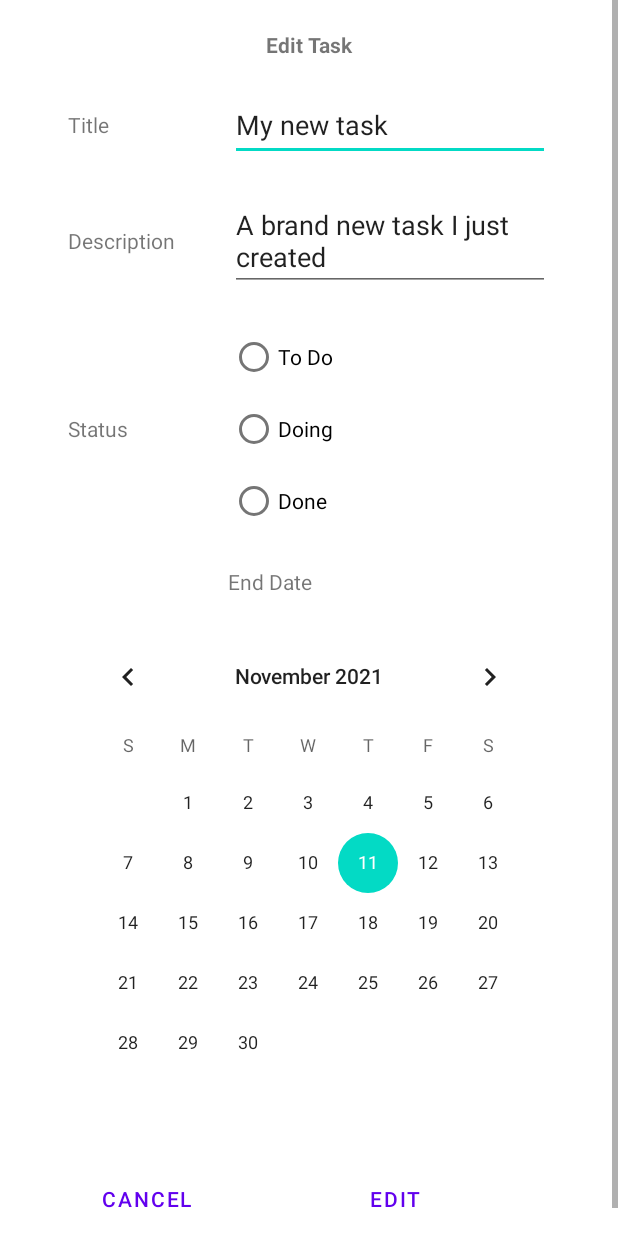
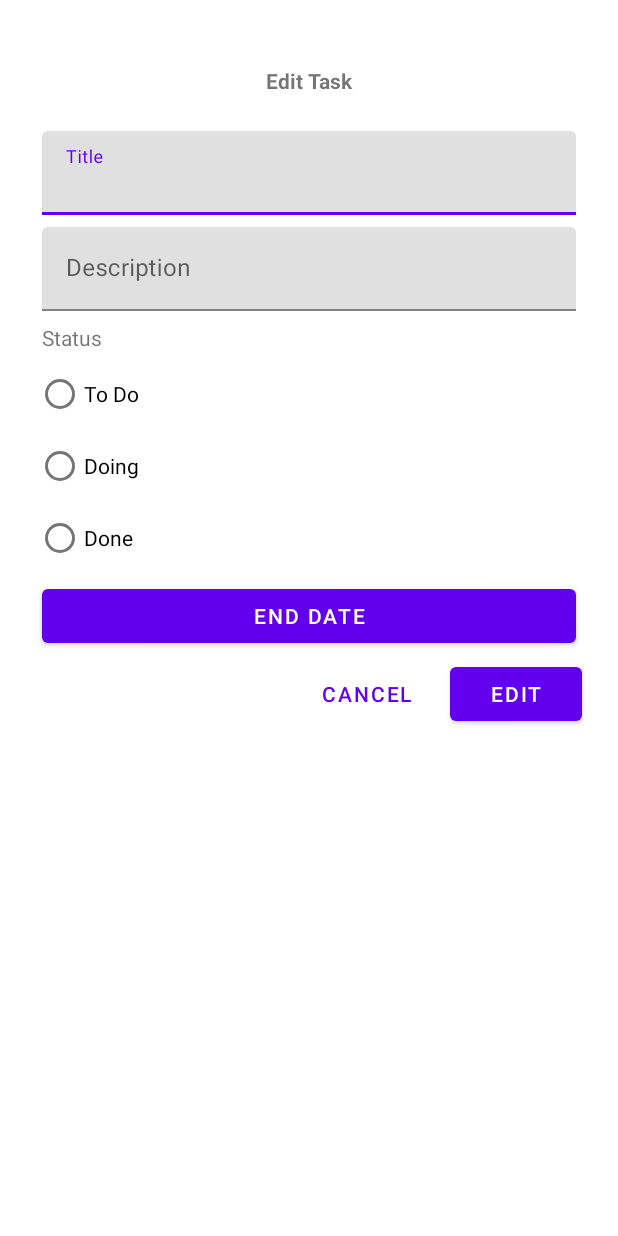
Before and after one commit to raquel-f/CM-Webinar-MD, an Android app: the layout fragment_edit_task.xml on its own in the app's theme, with its tools: preview values and no code run, on a phone screen of 412 x 824 dp. Run offline under Robolectric (Android 15) with nearby library versions, the phone set to English and light mode, and no system bars.

Commit message:
edit task material design (basics)

```diff
--- a/app/src/main/java/com/raquel/todoappdesign/fragments/CreateTask.java
+++ b/app/src/main/java/com/raquel/todoappdesign/fragments/CreateTask.java
@@ -23,8 +23,6 @@ import java.util.TimeZone;
 
 
 public class CreateTask extends Fragment {
-
-    // TODO test
 
     private TaskViewModel viewModel;
     private FragmentSwitcher fragmentSwitcher;
@@ -58,6 +56,7 @@ public class CreateTask extends Fragment {
         // Inflate the layout for this fragment
         View v = inflater.inflate(R.layout.fragment_create_task, container, false);
 
+        // date picker
         MaterialDatePicker.Builder<Long> builder = MaterialDatePicker.Builder.datePicker()
                 .setTitleText("Select Final Date")
                 .setSelection(MaterialDatePicker.todayInUtcMilliseconds());
--- a/app/src/main/java/com/raquel/todoappdesign/fragments/EditTask.java
+++ b/app/src/main/java/com/raquel/todoappdesign/fragments/EditTask.java
@@ -5,7 +5,6 @@ import android.view.LayoutInflater;
 import android.view.View;
 import android.view.ViewGroup;
 import android.widget.Button;
-import android.widget.CalendarView;
 import android.widget.RadioButton;
 import android.widget.RadioGroup;
 import android.widget.TextView;
@@ -13,6 +12,7 @@ import android.widget.TextView;
 import androidx.fragment.app.Fragment;
 import androidx.lifecycle.ViewModelProvider;
 
+import com.google.android.material.datepicker.MaterialDatePicker;
 import com.raquel.todoappdesign.FragmentSwitcher;
 import com.raquel.todoappdesign.MainActivity;
 import com.raquel.todoappdesign.R;
@@ -22,12 +22,10 @@ import com.raquel.todoappdesign.viewmodel.TaskViewModel;
 
 import java.util.Calendar;
 import java.util.Date;
-import java.util.List;
+import java.util.TimeZone;
 
 
 public class EditTask extends Fragment {
-
-    // TODO test
 
     private static final String TASK_KEY = "task_key";
     private Task task;
@@ -73,7 +71,12 @@ public class EditTask extends Fragment {
         String desc = task.getDescription();
         Status status = task.getStatus();
         Date date = task.getEndDate();
-        List<Task> modelTasks = null;
+
+        // date picker
+        MaterialDatePicker.Builder<Long> builder = MaterialDatePicker.Builder.datePicker()
+                .setTitleText("Select Final Date")
+                .setSelection(date.getTime());
+        final MaterialDatePicker datePicker = builder.build();
 
         // get the input widgets
         TextView titleView = v.findViewById(R.id.edit_title_input);
@@ -82,38 +85,39 @@ public class EditTask extends Fragment {
         RadioButton radioTODO = v.findViewById(R.id.edit_status_TODO);
         RadioButton radioDOING = v.findViewById(R.id.edit_status_DOING);
         RadioButton radioDONE = v.findViewById(R.id.edit_status_DONE);
-        CalendarView calendarView = v.findViewById(R.id.edit_date_input);
         Button cancelB = v.findViewById(R.id.edit_cancel_button);
         Button editB = v.findViewById(R.id.edit_edit_button);
+        Button dateB = v.findViewById(R.id.edit_date_label);
 
-        // set calendar change listener
-        calendarView.setOnDateChangeListener((view, year, month, day) -> {
-            Calendar c = Calendar.getInstance();
-            c.set(year, month, day);
-            long endTime = c.getTimeInMillis();
-            calendarView.setDate(endTime);
+        // end date for task
+        final Date[] selectedDate = new Date[1];
+
+        // set date button listener
+        dateB.setOnClickListener(view -> datePicker.show(getParentFragmentManager(), "DATE_PICKER"));
+
+        // set date picker listener
+        datePicker.addOnPositiveButtonClickListener(selection -> {
+            Calendar calendar = Calendar.getInstance(TimeZone.getTimeZone("UTC"));
+            calendar.setTimeInMillis((Long) selection);
+            selectedDate[0] = new Date(calendar.getTimeInMillis());
         });
 
         // apply the task information in the input widgets
         titleView.setText(title);
         descView.setText(desc);
-        switch(status){
+        switch (status) {
             case TODO:
                 radioTODO.setChecked(true);
-                modelTasks = viewModel.getTodoTasks();
                 break;
             case DOING:
                 radioDOING.setChecked(true);
-                modelTasks = viewModel.getDoingTasks();
                 break;
             case DONE:
                 radioDONE.setChecked(true);
-                modelTasks = viewModel.getDoneTasks();
                 break;
             default:
                 break;
         }
-        calendarView.setDate(date.getTime());
 
         // set the button's listeners
         cancelB.setOnClickListener(view -> {
@@ -121,7 +125,6 @@ public class EditTask extends Fragment {
             fragmentSwitcher.switchTaskList();
         });
 
-        List<Task> finalModelTasks = modelTasks;
         editB.setOnClickListener(view -> {
             // get the new task information
             String newTitle = titleView.getText().toString();
@@ -130,7 +133,7 @@ public class EditTask extends Fragment {
             int selectedRadioID = radioGroup.getCheckedRadioButtonId();
             RadioButton selectedRadio = v.findViewById(selectedRadioID);
 
-            Date newDate = new Date(calendarView.getDate());
+            Date newDate = selectedDate[0];
 
             // update task main information
             task.setTitle(newTitle);
@@ -139,21 +142,21 @@ public class EditTask extends Fragment {
 
 
             // update the task status and list
-            switch (selectedRadio.getText().toString()){
+            switch (selectedRadio.getText().toString()) {
                 case "To Do":
-                    if(status != Status.TODO) {
+                    if (status != Status.TODO) {
                         task.setStatus(Status.TODO);
                         viewModel.addTaskTodo(task);
                     }
                     break;
                 case "Doing":
-                    if(status != Status.DOING) {
+                    if (status != Status.DOING) {
                         task.setStatus(Status.DOING);
                         viewModel.addTaskDoing(task);
                     }
                     break;
                 case "Done":
-                    if(status != Status.DONE) {
+                    if (status != Status.DONE) {
                         task.setStatus(Status.DONE);
                         viewModel.addTaskDone(task);
                     }
--- a/app/src/main/res/layout/fragment_edit_task.xml
+++ b/app/src/main/res/layout/fragment_edit_task.xml
@@ -1,102 +1,81 @@
 <?xml version="1.0" encoding="utf-8"?>
 <ScrollView xmlns:android="http://schemas.android.com/apk/res/android"
+    xmlns:tools="http://schemas.android.com/tools"
     android:id="@+id/edit_task_layout"
     android:layout_width="match_parent"
     android:layout_height="match_parent"
-    android:fillViewport="true">
+    android:fillViewport="true"
+    tools:context=".fragments.EditTask">
 
-    <TableLayout xmlns:tools="http://schemas.android.com/tools"
+    <LinearLayout
         android:layout_width="match_parent"
         android:layout_height="wrap_content"
-        android:gravity="center"
-        tools:context=".fragments.EditTask">
-
-        <TableRow
-            android:layout_width="match_parent"
-            android:layout_height="match_parent"
-            android:layout_marginVertical="20dp"
-            android:gravity="center">
+        android:clipChildren="false"
+        android:clipToPadding="false"
+        android:orientation="vertical"
+        android:padding="24dp"
+        android:paddingTop="16dp">
 
         <TextView
-                android:id="@+id/edit_task_title"
+            android:id="@+id/create_task_title"
             android:layout_width="match_parent"
             android:layout_height="wrap_content"
-                android:layout_span="2"
+            android:layout_marginVertical="20dp"
             android:gravity="center"
             android:text="@string/edit_task_title"
             android:textStyle="bold" />
-        </TableRow>
 
-        <TableRow
+        <!-- Title -->
+        <com.google.android.material.textfield.TextInputLayout
+            android:id="@+id/edit_title_label"
             android:layout_width="match_parent"
-            android:layout_height="match_parent"
+            android:layout_height="wrap_content"
+            android:layout_margin="4dp"
             android:layout_marginBottom="20dp"
-            android:gravity="center">
+            android:hint="@string/title_label">
 
-            <TextView
-                android:id="@+id/edit_title_label"
-                android:layout_width="wrap_content"
+            <com.google.android.material.textfield.TextInputEditText
+                android:id="@+id/edit_title_input"
+                android:layout_width="match_parent"
                 android:layout_height="wrap_content"
-                android:text="@string/title_label" />
+                android:inputType="text"
+                android:maxLines="1" />
+        </com.google.android.material.textfield.TextInputLayout>
 
-            <EditText
-                android:id="@+id/edit_title_input"
-                android:layout_width="wrap_content"
-                android:layout_height="48dp"
-                android:ems="10"
-                android:importantForAutofill="no"
-                android:inputType="textPersonName"
-                android:labelFor="@id/edit_title_label"
-                android:text="@string/create_title"
-                tools:ignore="LabelFor,DuplicateSpeakableTextCheck" />
-        </TableRow>
+        <!-- Description -->
+        <com.google.android.material.textfield.TextInputLayout
+            android:id="@+id/edit_desc_label"
+            android:layout_width="match_parent"
+            android:layout_height="wrap_content"
+            android:layout_margin="4dp"
+            android:layout_marginBottom="20dp"
+            android:hint="@string/description_label">
 
-        <TableRow
+            <com.google.android.material.textfield.TextInputEditText
+                android:id="@+id/edit_desc_input"
                 android:layout_width="match_parent"
-            android:layout_height="match_parent"
-            android:layout_marginBottom="20dp"
-            android:gravity="center">
-
-            <TextView
-                android:id="@+id/edit_desc_label"
-                android:layout_width="wrap_content"
                 android:layout_height="wrap_content"
-                android:text="@string/description_label" />
-
-            <EditText
-                android:id="@+id/edit_desc_input"
-                android:layout_width="wrap_content"
-                android:layout_height="wrap_content"
-                android:ems="10"
-                android:gravity="top|start"
-                android:importantForAutofill="no"
-                android:inputType="textMultiLine"
-                android:labelFor="@id/edit_desc_label"
+                android:inputType="text"
+                android:labelFor="@id/create_desc_label"
                 android:lines="4"
                 android:maxLines="4"
                 android:minLines="2"
-                android:scrollbars="vertical"
-                android:text="@string/create_description"
-                tools:ignore="LabelFor,DuplicateSpeakableTextCheck" />
+                android:scrollbars="vertical" />
+        </com.google.android.material.textfield.TextInputLayout>
 
-        </TableRow>
-
-        <TableRow
-            android:layout_width="match_parent"
-            android:layout_height="match_parent"
-            android:layout_marginBottom="20dp"
-            android:gravity="center">
-
+        <!-- Status -->
         <TextView
             android:id="@+id/edit_status_label"
             android:layout_width="wrap_content"
             android:layout_height="wrap_content"
+            android:layout_margin="4dp"
+            android:layout_marginBottom="20dp"
             android:text="@string/status_label" />
 
         <RadioGroup
+            android:id="@+id/edit_status_input"
             android:layout_width="wrap_content"
-                android:layout_height="wrap_content"
-                android:id="@+id/edit_status_input">
+            android:layout_height="wrap_content">
 
             <RadioButton
                 android:id="@+id/edit_status_TODO"
@@ -116,60 +95,39 @@
                 android:layout_height="wrap_content"
                 android:text="@string/status_DONE" />
         </RadioGroup>
-        </TableRow>
 
-        <TableRow
+
+        <!-- Date -->
+        <com.google.android.material.button.MaterialButton
+            android:id="@+id/edit_date_label"
             android:layout_width="match_parent"
-            android:layout_height="match_parent"
+            android:layout_height="wrap_content"
+            android:layout_margin="4dp"
             android:layout_marginBottom="20dp"
-            android:gravity="center">
+            android:text="@string/end_date_label" />
 
-            <TextView
-                android:id="@+id/edit_date_label"
+        <!-- Buttons -->
+        <RelativeLayout
+            android:layout_width="match_parent"
+            android:layout_height="wrap_content">
+
+            <com.google.android.material.button.MaterialButton
+                android:id="@+id/edit_edit_button"
                 android:layout_width="wrap_content"
                 android:layout_height="wrap_content"
-                android:text="@string/end_date_label" />
+                android:layout_alignParentEnd="true"
+                android:text="@string/button_edit" />
 
-        </TableRow>
-
-        <TableRow
-            android:layout_width="match_parent"
-            android:layout_height="match_parent"
-            android:layout_marginBottom="20dp"
-            android:gravity="center">
-
-            <CalendarView
-                android:id="@+id/edit_date_input"
+            <com.google.android.material.button.MaterialButton
+                android:id="@+id/edit_cancel_button"
+                style="@style/Widget.MaterialComponents.Button.TextButton"
                 android:layout_width="wrap_content"
                 android:layout_height="wrap_content"
-                android:layout_span="2" />
-        </TableRow>
-
-        <TableRow
-            android:layout_width="match_parent"
-            android:layout_height="match_parent"
-            android:layout_marginHorizontal="40dp"
-            android:layout_marginBottom="20dp"
-            android:gravity="center">
-
-            <Button
-                android:id="@+id/edit_cancel_button"
-                style="?android:attr/buttonBarButtonStyle"
-                android:layout_width="wrap_content"
-                android:layout_height="wrap_content"
-                android:layout_marginHorizontal="10dp"
-                android:layout_weight="2"
+                android:layout_marginEnd="12dp"
+                android:layout_toStartOf="@id/edit_edit_button"
                 android:text="@string/button_cancel" />
 
-            <Button
-                android:id="@+id/edit_edit_button"
-                style="?android:attr/buttonBarButtonStyle"
-                android:layout_width="wrap_content"
-                android:layout_height="wrap_content"
-                android:layout_marginHorizontal="10dp"
-                android:layout_weight="1"
-                android:text="@string/button_edit" />
-        </TableRow>
+        </RelativeLayout>
 
-    </TableLayout>
+    </LinearLayout>
 </ScrollView>
```
Lines whose indentation alone changed are shown as unchanged.
